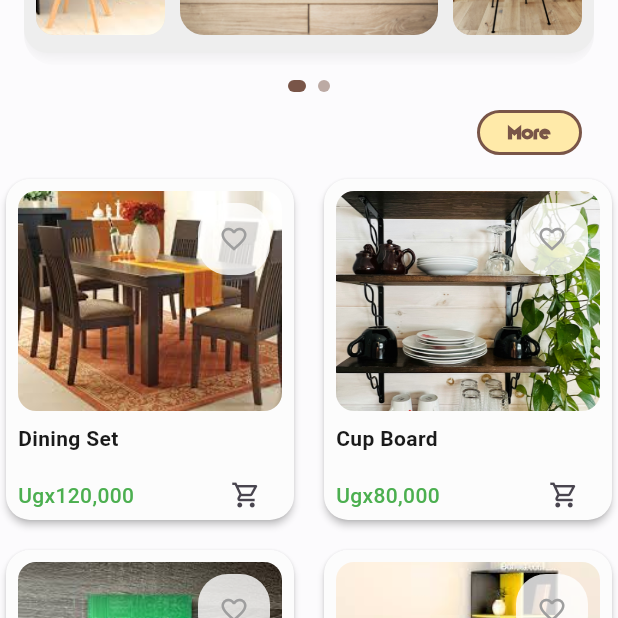
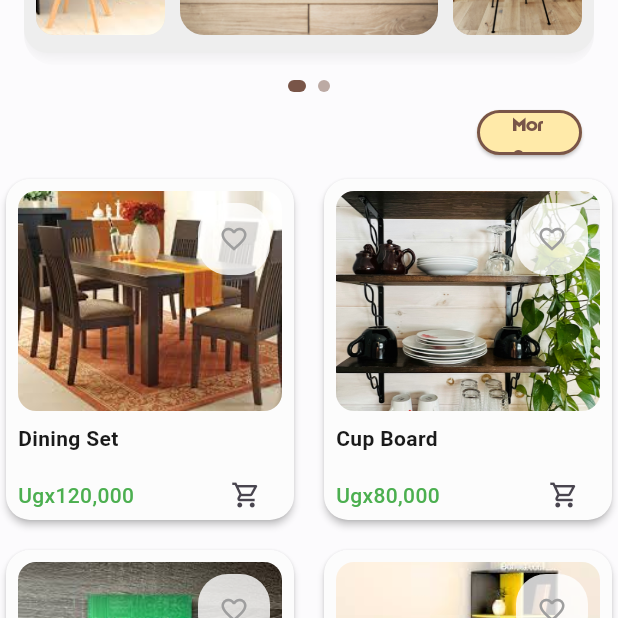
Before and after one commit to Mukian-Mayan/Kampus_Mart-, a Flutter app: the HomePage screen opened directly, on a phone screen of 412 x 824 dp, the part 388-1006 px from its top. Run offline on Flutter 3.47's test engine with Material 3 defaults, Android fonts, the phone set to English and light mode, and no system bars; drawn by our look-alikes of google_nav_bar; our stand-ins replace cloud_firestore, firebase_auth, firebase_core, firebase_storage, fl_chart, google_sign_in and 3 more; accounts and stored records are empty; project files that could hold a hidden picture were left out.

Commit message:
didnt fix button but solved more issues

```diff
--- a/lib/widgets/my_button1.dart
+++ b/lib/widgets/my_button1.dart
@@ -23,27 +23,27 @@ class MyButton1 extends StatelessWidget {
 
   @override
   Widget build(BuildContext context) {
-    return GestureDetector(
-      onTap: onTap,
-      child: Padding(
+    return Padding(
       padding: EdgeInsets.all(pad),
-        child: Container(
+      child: SizedBox(
         height: height,
         width: width,
-          decoration: BoxDecoration(
-            color: AppTheme.tertiaryOrange,
-            border: Border.all(color: Colors.brown, width: 2),
+        child: ElevatedButton(
+          onPressed: onTap,
+          style: ElevatedButton.styleFrom(
+            backgroundColor: AppTheme.tertiaryOrange,
+            shape: RoundedRectangleBorder(
               borderRadius: BorderRadius.circular(30),
+              side: const BorderSide(color: Colors.brown, width: 2),
             ),
-          child: Center(
+          ),
           child: Text(
             text,
             style: TextStyle(
               color: Colors.brown,
               fontSize: fontSize,
               fontFamily: 'TypoGraphica',
-                fontWeight: FontWeight.bold,
-              ),
+              //fontWeight: FontWeight.bold,
             ),
           ),
         ),
```
Also changed, not shown: lib/screens/login_or_register_page.dart (+12 -4 lines), lib/screens/settings_page.dart (+56 -27 lines), lib/screens/user_profile_page.dart (+14 -2 lines), lib/services/google_signin_service.dart (added, +31 -0 lines), 1 other file. Lines whose indentation alone changed are shown as unchanged.
